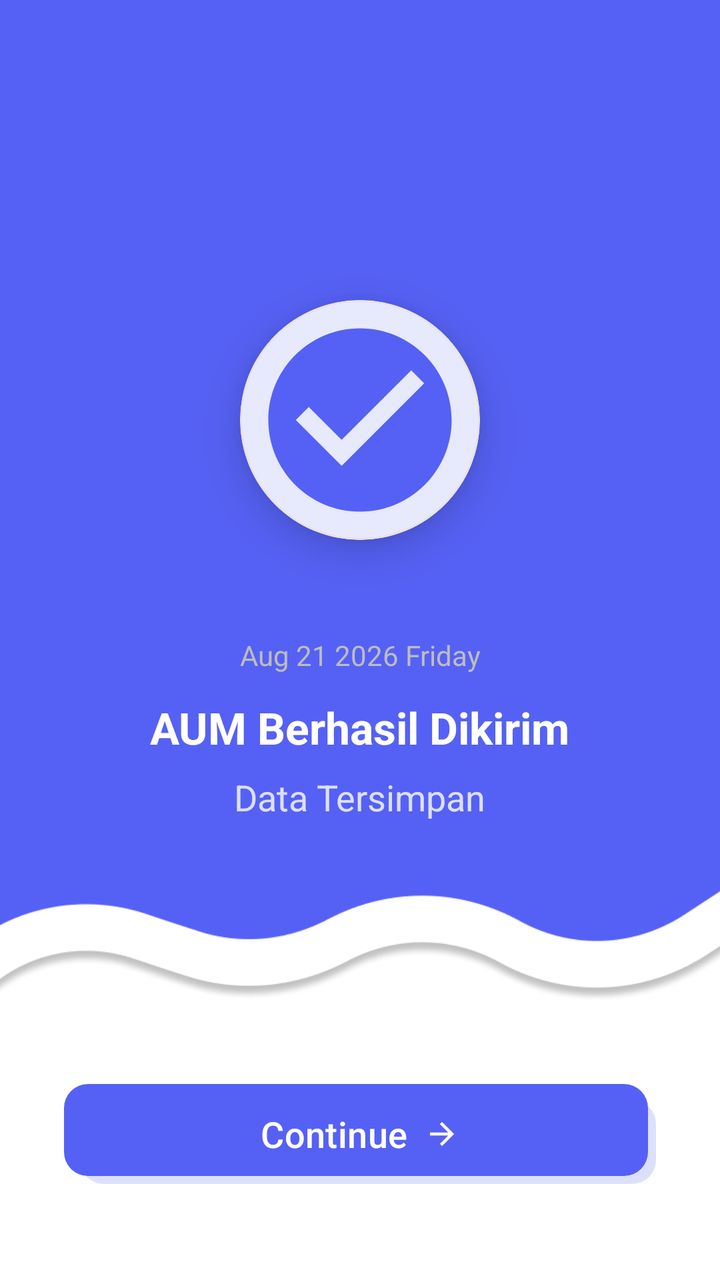
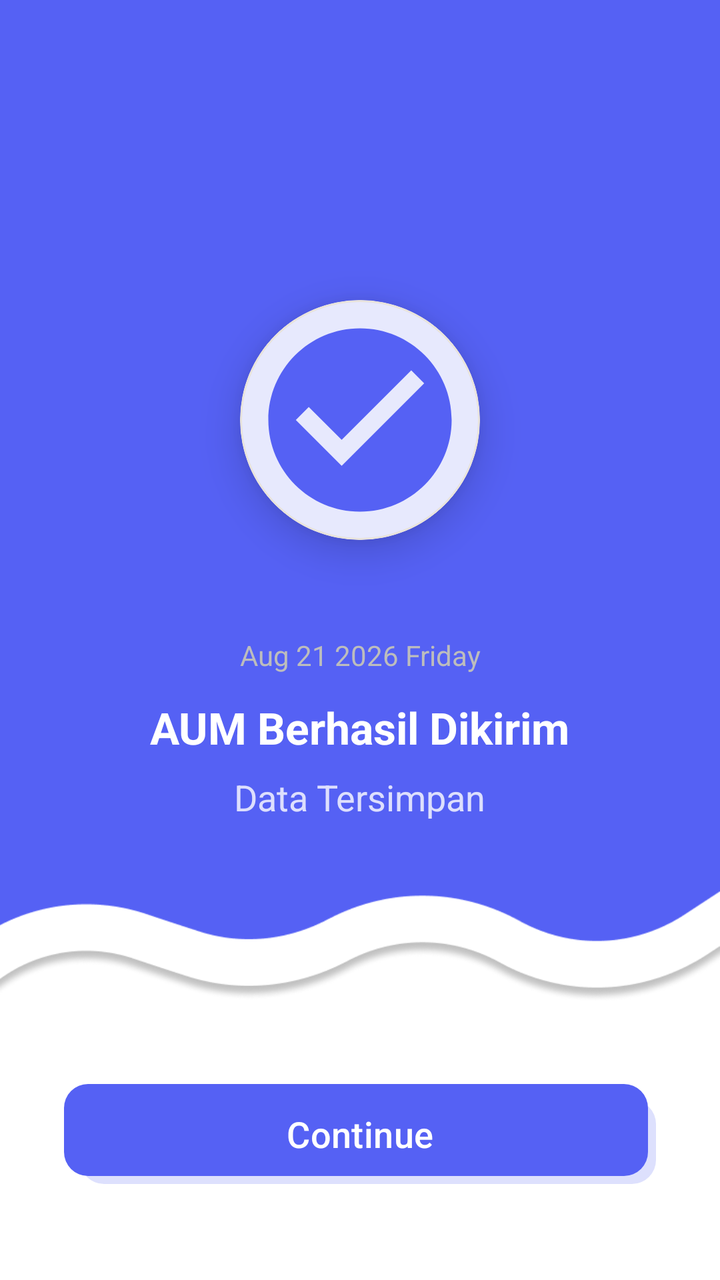

Screens rendered from an Android XML layout before and after an edit, with the pre-edit source and the edit as a unified diff.
<!-- AndroidManifest.xml: application theme Theme.BkNova -->
<!-- res/layout/fragment_success_aum.xml -->
<?xml version="1.0" encoding="utf-8"?>
<androidx.constraintlayout.widget.ConstraintLayout xmlns:android="http://schemas.android.com/apk/res/android"
    xmlns:app="http://schemas.android.com/apk/res-auto"
    xmlns:tools="http://schemas.android.com/tools"
    android:layout_width="match_parent"
    android:layout_height="match_parent"
    android:background="@color/white">


    <View
        android:id="@+id/view_bg_top"
        android:layout_width="match_parent"
        android:layout_height="0dp"
        android:background="@drawable/img_12"
        app:layout_constraintHeight_percent="0.8"
        app:layout_constraintTop_toTopOf="parent"
        tools:layout_editor_absoluteX="0dp" />

    <com.google.android.material.card.MaterialCardView
        android:id="@+id/icon_container"
        android:layout_width="120dp"
        android:layout_height="120dp"
        android:layout_marginTop="150dp"
        app:cardBackgroundColor="@color/white"
        app:cardCornerRadius="60dp"
        app:cardElevation="12dp"
        app:layout_constraintEnd_toEndOf="parent"
        app:layout_constraintStart_toStartOf="parent"
        app:layout_constraintTop_toTopOf="parent">

        <ImageView
            android:id="@+id/iv_check_success"
            android:layout_width="match_parent"
            android:layout_height="match_parent"
            android:layout_margin="5dp"
            android:src="@drawable/ic_check_circle"
            app:tint="@color/brand_primary" />
    </com.google.android.material.card.MaterialCardView>

    <TextView
        android:id="@+id/tv_date_success"
        android:layout_width="wrap_content"
        android:layout_height="wrap_content"
        android:layout_marginTop="48dp"
        android:text="Aug 21 2026 Friday"
        android:textColor="#BDBDBD"
        android:textSize="14sp"
        app:layout_constraintEnd_toEndOf="parent"
        app:layout_constraintStart_toStartOf="parent"
        app:layout_constraintTop_toBottomOf="@+id/icon_container" />

    <TextView
        android:id="@+id/tv_title_success"
        android:layout_width="wrap_content"
        android:layout_height="wrap_content"
        android:layout_marginTop="12dp"
        android:text="AUM Berhasil Dikirim"
        android:textColor="@color/white"
        android:textSize="22sp"
        android:textStyle="bold"
        app:layout_constraintEnd_toEndOf="parent"
        app:layout_constraintStart_toStartOf="parent"
        app:layout_constraintTop_toBottomOf="@+id/tv_date_success" />

    <TextView
        android:id="@+id/tv_status_success"
        android:layout_width="wrap_content"
        android:layout_height="wrap_content"
        android:layout_marginTop="8dp"
        android:text="Data Tersimpan"
        android:textColor="@color/white"
        android:textSize="18sp"
        android:alpha="0.8"
        app:layout_constraintEnd_toEndOf="parent"
        app:layout_constraintStart_toStartOf="parent"
        app:layout_constraintTop_toBottomOf="@+id/tv_title_success" />



    <com.google.android.material.button.MaterialButton
        android:id="@+id/btn_continue_success"
        android:layout_width="match_parent"
        android:layout_height="50dp"
        android:layout_marginHorizontal="32dp"
        android:layout_marginBottom="48dp"
        android:background="@drawable/bg_button"
        android:text="Continue"
        android:textAllCaps="false"
        android:textColor="@color/white"
        android:textSize="18sp"
        app:cornerRadius="12dp"
        app:icon="@drawable/ic_arrow_forward"
        app:iconGravity="textEnd"
        app:iconTint="@color/white"
        app:layout_constraintBottom_toBottomOf="parent"
        app:layout_constraintEnd_toEndOf="parent"
        app:layout_constraintStart_toStartOf="parent" />

</androidx.constraintlayout.widget.ConstraintLayout>
<!-- resources referenced by this layout -->
<resources>
  <color name="brand_primary">#5561F4</color>
  <color name="white">#FFFFFFFF</color>
  <!-- drawable bg_button (drawable) -->
  <?xml version="1.0" encoding="utf-8"?>
  <layer-list xmlns:android="http://schemas.android.com/apk/res/android">
  
      
      <item
          android:left="8dp"
  
          android:top="8dp">
  
          <shape android:shape="rectangle">
              <solid android:color="#32000000" />
              <corners android:radius="12dp" />
          </shape>
  
      </item>
  
      
      <item
          android:right="4dp"
          android:bottom="4dp">
  
          <shape android:shape="rectangle">
              <solid android:color="@color/brand_primary" />
              <corners android:radius="12dp" />
          </shape>
  
      </item>
  
  </layer-list>
  <!-- drawable ic_arrow_forward (drawable) -->
  <vector xmlns:android="http://schemas.android.com/apk/res/android"
      android:width="24dp"
      android:height="24dp"
      android:viewportWidth="24"
      android:viewportHeight="24">
      <path
          android:fillColor="#FF000000"
          android:pathData="M12,4l-1.41,1.41L16.17,11H4v2h12.17l-5.58,5.59L12,20l8,-8z" />
  </vector>
  <!-- drawable ic_check_circle (drawable) -->
  <vector xmlns:android="http://schemas.android.com/apk/res/android"
      android:width="24dp"
      android:height="24dp"
      android:viewportWidth="24"
      android:viewportHeight="24">
      <path
          android:fillColor="#FFFFFF"
          android:pathData="M12,2C6.48,2 2,6.48 2,12s4.48,10 10,10 10,-4.48 10,-10S17.52,2 12,2zM10,17l-5,-5l1.41,-1.41L10,14.17l7.59,-7.59L19,8l-9,9z"/>
  </vector>
  <style name="Theme.BkNova" parent="Base.Theme.BkNova" />
  <color name="brand_soft">#F0E6FC</color>
  <color name="text_color_primary">#2A1E33</color>
  <color name="accent_pink">#FF7FAF</color>
  <color name="accent_pink_soft">#FFECF3</color>
  <color name="accent_peach">#FFC6BF</color>
  <color name="accent_peach_soft">#FFE8E5</color>
  <color name="background_cream">#F8F7F2</color>
  <color name="text_color_secondary">#6B5E75</color>
  <color name="divider_color">#E8E3DC</color>
  <color name="red_text">#DC2626</color>
  <color name="red_light">#FEE2E2</color>
  <!-- unchanged entries left out for length: 2 -->
</resources>

<!-- the commit's change to res/layout/fragment_success_aum.xml (unified diff, before → after) -->
@@ -89,9 +89,6 @@
         android:textColor="@color/white"
         android:textSize="18sp"
         app:cornerRadius="12dp"
-        app:icon="@drawable/ic_arrow_forward"
-        app:iconGravity="textEnd"
-        app:iconTint="@color/white"
         app:layout_constraintBottom_toBottomOf="parent"
         app:layout_constraintEnd_toEndOf="parent"
         app:layout_constraintStart_toStartOf="parent" />
<!-- resource entries referenced after the edit -->
@@ -32,16 +32,6 @@
       </item>
   
   </layer-list>
-  <!-- drawable ic_arrow_forward (drawable) -->
-  <vector xmlns:android="http://schemas.android.com/apk/res/android"
-      android:width="24dp"
-      android:height="24dp"
-      android:viewportWidth="24"
-      android:viewportHeight="24">
-      <path
-          android:fillColor="#FF000000"
-          android:pathData="M12,4l-1.41,1.41L16.17,11H4v2h12.17l-5.58,5.59L12,20l8,-8z" />
-  </vector>
   <!-- drawable ic_check_circle (drawable) -->
   <vector xmlns:android="http://schemas.android.com/apk/res/android"
       android:width="24dp"
